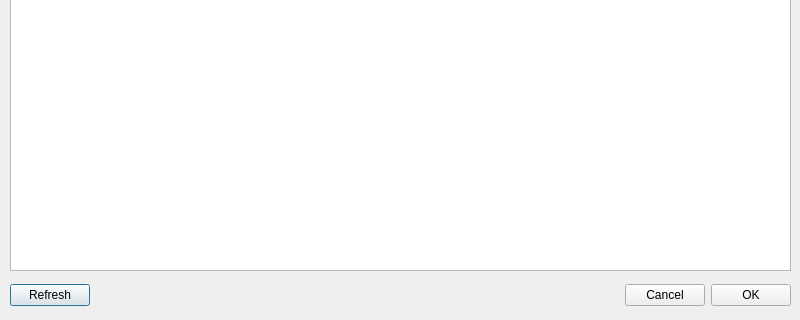
Old version of the form pluginlistwindow.ui in the repository torunar/sve; both pictures show x 0 to 800 and y 280 to 600 of the 800 by 600 pixel window.
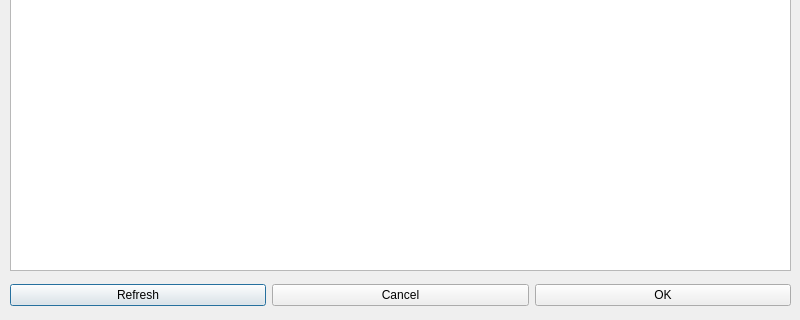
New version of the form.

The edit to the form file:
```diff
--- a/pluginlistwindow.ui
+++ b/pluginlistwindow.ui
@@ -42,22 +42,6 @@
       </property>
      </widget>
     </item>
-    <item>
-     <spacer name="spacer">
-      <property name="orientation">
-       <enum>Qt::Horizontal</enum>
-      </property>
-      <property name="sizeType">
-       <enum>QSizePolicy::MinimumExpanding</enum>
-      </property>
-      <property name="sizeHint" stdset="0">
-       <size>
-        <width>40</width>
-        <height>20</height>
-       </size>
-      </property>
-     </spacer>
-    </item>
     <item>
      <widget class="QPushButton" name="cancelButton">
       <property name="text">
```
Left out of the diff: 5 changed lines with no effect on the pictures.
